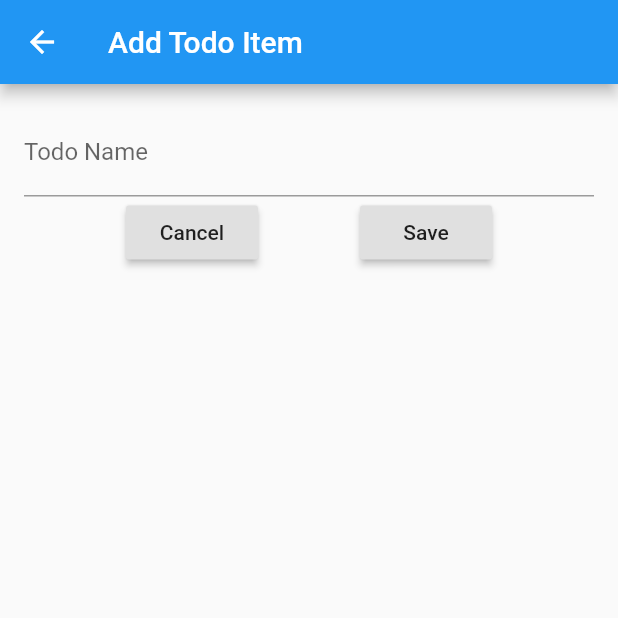
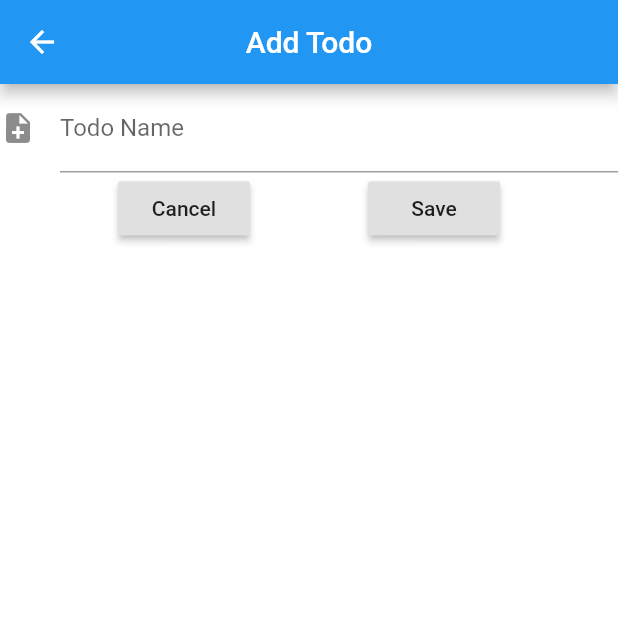
Before and after one commit to dibyanugraha/Flutter-Todo-Simple, a Flutter app: the AddTodoItemScreen screen opened directly, on a phone screen of 412 x 824 dp, the top half of it. Run offline on Flutter 3.47's test engine with Material 2 defaults, Android fonts, the phone set to English and light mode, and no system bars; our stand-ins replace equatable, sqflite; accounts and stored records are empty.

Commit message:
Add basic form validation, change add todo to form

```diff
--- a/lib/screen/states/AddTodoItemScreenState.dart
+++ b/lib/screen/states/AddTodoItemScreenState.dart
@@ -5,19 +5,22 @@ import 'package:todos/screen/AddTodoItemScreen.dart';
 
 class AddTodoItemScreenState extends State<AddTodoItemScreen> {
   final _todoNameController = TextEditingController();
+  final _formKey = GlobalKey<FormState>();
 
   @override
   Widget build(BuildContext context) {
     return Scaffold(
-        appBar: AppBar(title: Text("Add Todo Item")),
-        body: Container(
-            padding: EdgeInsets.all(16.0),
+        appBar: AppBar(
+            title: Text('Add Todo'),
+            centerTitle: true,
+            backgroundColor: Colors.blue),
+        backgroundColor: Colors.white,
+        body: Form(
+            key: _formKey,
             child: Column(
               mainAxisSize: MainAxisSize.min,
               children: <Widget>[
-                TextFormField(
-                    decoration: InputDecoration(labelText: "Todo Name"),
-                    controller: _todoNameController,),
+                todoFormField(),
                 Row(
                   mainAxisAlignment: MainAxisAlignment.spaceEvenly,
                   children: <Widget>[
@@ -30,8 +33,11 @@ class AddTodoItemScreenState extends State<AddTodoItemScreen> {
                     RaisedButton(
                       child: Text("Save"),
                       onPressed: () {
-                        DataAccess().insertTodo(Todo(name: _todoNameController.text));
-                        Navigator.pop(context);
+                        if (_formKey.currentState.validate()) {
+                          DataAccess()
+                              .insertTodo(Todo(name: _todoNameController.text));
+                          Navigator.pop(context);
+                        }
                       },
                     )
                   ],
@@ -40,6 +46,29 @@ class AddTodoItemScreenState extends State<AddTodoItemScreen> {
             )));
   }
 
+  final FocusNode _todoFocus = FocusNode();
+  TextFormField todoFormField() {
+    return TextFormField(
+      controller: _todoNameController,
+      keyboardType: TextInputType.text,
+      textInputAction: TextInputAction.done,
+      focusNode: _todoFocus,
+      onFieldSubmitted: (value) {
+        _todoFocus.unfocus();
+      },
+      validator: (value) {
+        if (value.isEmpty) {
+          return 'Please enter todo name!';
+        }
+      },
+      decoration: InputDecoration(
+        icon: Icon(Icons.note_add),
+        fillColor: Colors.white,
+        labelText: 'Todo Name',
+      ),
+    );
+  }
+
   @override
   void dispose() {
     _todoNameController.dispose();
--- a/lib/screen/states/TodoListScreenState.dart
+++ b/lib/screen/states/TodoListScreenState.dart
@@ -81,6 +81,7 @@ class TodoListScreenState extends State<TodoListScreen> {
               FlatButton(
                 child: Text("Delete"),
                 onPressed: () {
+                  _deleteTodo(todo);
                   Navigator.of(context).pop(); // Close dialog
                 },
               ),
```
Also changed, not shown: lib/screen/AddTodoPrettyScreen.dart (added, +9 -0 lines), lib/screen/states/AddTodoItemPrettyState.dart (added, +82 -0 lines).
